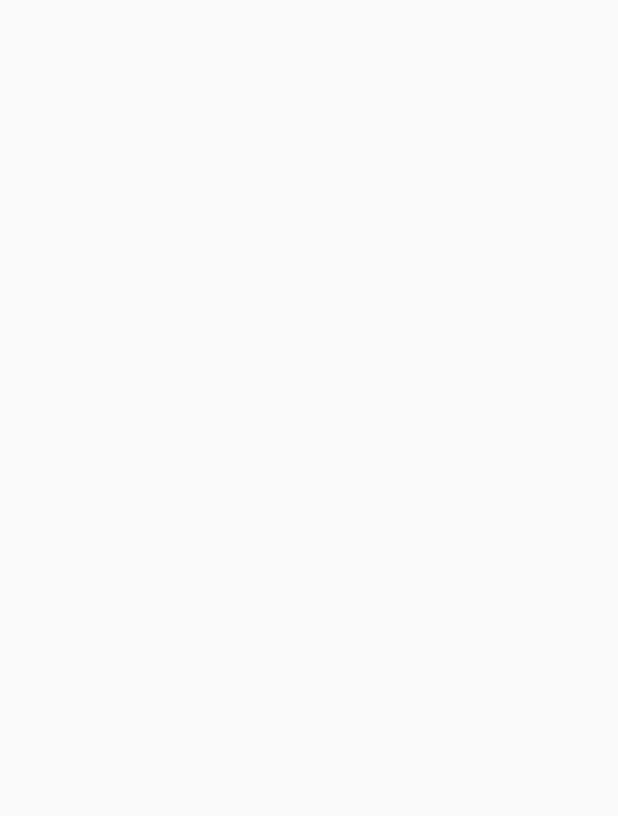
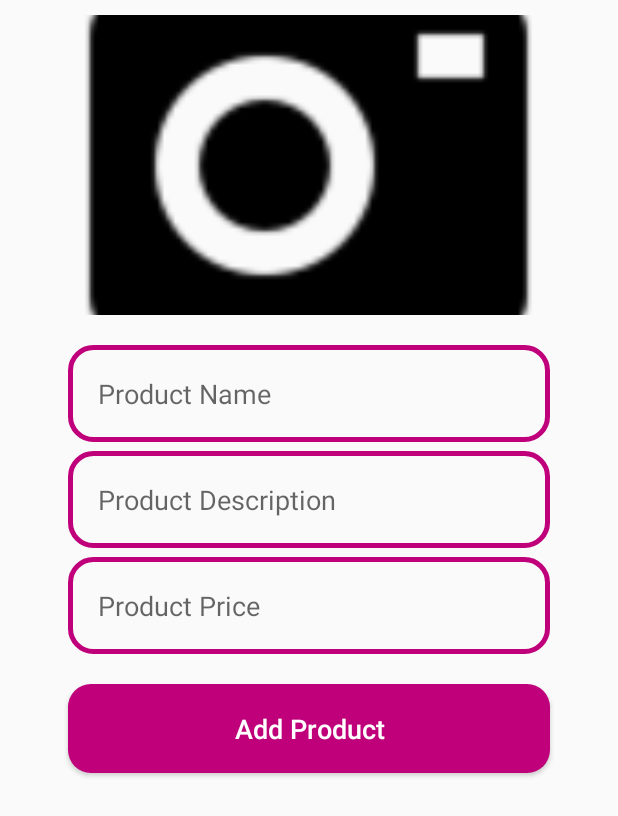
Before and after one commit to Reginald077/FLICK-PRO-APP, an Android app: the AdminAddNewProductActivity screen opened directly, with no data from a screen before it, on a phone screen of 412 x 824 dp. Before the commit the part shown is empty. Shown: the top 816 px of the screen. Run offline under Robolectric (Android 15) with nearby library versions, the phone set to English and light mode, and no system bars; 1 statement that could not run was skipped.

Commit message:
Admin Panel Created, Admin category activity

```diff
--- a/app/src/main/AndroidManifest.xml
+++ b/app/src/main/AndroidManifest.xml
@@ -13,6 +13,9 @@
         android:supportsRtl="true"
         android:theme="@style/Theme.FLICKSPROAPP"
         tools:targetApi="31">
+        <activity
+            android:name=".AdminCategoryActivity"
+            android:exported="false" />
         <activity
             android:name=".AdminAddNewProductActivity"
             android:exported="false" />
--- a/app/src/main/java/uk/tees/ac/c2360663/FLICKSPROAPP/AdminAddNewProductActivity.java
+++ b/app/src/main/java/uk/tees/ac/c2360663/FLICKSPROAPP/AdminAddNewProductActivity.java
@@ -3,10 +3,17 @@ package uk.tees.ac.c2360663.FLICKSPROAPP;
 import androidx.appcompat.app.AppCompatActivity;
 
 import android.os.Bundle;
+import android.widget.Button;
+import android.widget.EditText;
+import android.widget.ImageView;
 import android.widget.Toast;
 
 public class AdminAddNewProductActivity extends AppCompatActivity
 {
+    private String CategoryName;
+    private Button AddNewProductButton;
+    private ImageView InputProductImage;
+    private EditText InputProductName, InputProductDescription, InputProductPrice;
 
     @Override
     protected void onCreate(Bundle savedInstanceState)
@@ -15,6 +22,13 @@ public class AdminAddNewProductActivity extends AppCompatActivity
         setContentView(R.layout.activity_admin_add_new_product);
 
 
-        Toast.makeText(this, "Welcome Admin....", Toast.LENGTH_SHORT).show();
+        CategoryName = getIntent().getExtras().get("category").toString();
+
+        AddNewProductButton = (Button) findViewById(R.id.add_new_product);
+        InputProductImage = (ImageView) findViewById(R.id.select_product_image);
+        InputProductName = (EditText) findViewById(R.id.product_name);
+        InputProductDescription = (EditText) findViewById(R.id.product_description);
+        InputProductPrice = (EditText) findViewById(R.id.product_price);
+
     }
 }
--- a/app/src/main/java/uk/tees/ac/c2360663/FLICKSPROAPP/LoginActivity.java
+++ b/app/src/main/java/uk/tees/ac/c2360663/FLICKSPROAPP/LoginActivity.java
@@ -127,7 +127,7 @@ public class LoginActivity extends AppCompatActivity
                                 Toast.makeText(LoginActivity.this, "Welcome Admin, You are Logged In Successfully", Toast.LENGTH_SHORT).show();
                                 loadingBar.dismiss();
 
-                                Intent intent = new Intent(LoginActivity.this, AdminAddNewProductActivity.class);
+                                Intent intent = new Intent(LoginActivity.this, AdminCategoryActivity.class);
                                 startActivity(intent);
                             }
                             else if (parentDbName.equals("Users"))
--- a/app/src/main/res/layout/activity_admin_add_new_product.xml
+++ b/app/src/main/res/layout/activity_admin_add_new_product.xml
@@ -1,9 +1,83 @@
 <?xml version="1.0" encoding="utf-8"?>
-<androidx.constraintlayout.widget.ConstraintLayout xmlns:android="http://schemas.android.com/apk/res/android"
+<RelativeLayout xmlns:android="http://schemas.android.com/apk/res/android"
     xmlns:app="http://schemas.android.com/apk/res-auto"
     xmlns:tools="http://schemas.android.com/tools"
     android:layout_width="match_parent"
     android:layout_height="match_parent"
     tools:context=".AdminAddNewProductActivity">
 
-</androidx.constraintlayout.widget.ConstraintLayout>
+
+
+    <ImageView
+        android:id="@+id/select_product_image"
+        android:layout_width="350dp"
+        android:layout_height="200dp"
+        android:cropToPadding="false"
+        android:scaleType="centerCrop"
+        android:src="@drawable/select_product_image"
+        android:layout_centerHorizontal="true"
+        android:layout_marginTop="10dp"
+        />
+
+
+    <EditText
+        android:id="@+id/product_name"
+        android:layout_width="match_parent"
+        android:layout_height="wrap_content"
+        android:layout_below="@+id/select_product_image"
+        android:inputType="textMultiLine"
+        android:layout_marginTop="20dp"
+        android:padding="20dp"
+        android:hint="Product Name"
+        android:layout_marginLeft="45dp"
+        android:layout_marginRight="45dp"
+        android:background="@drawable/input_design"
+        />
+
+
+    <EditText
+        android:id="@+id/product_description"
+        android:layout_width="match_parent"
+        android:layout_height="wrap_content"
+        android:layout_below="@+id/product_name"
+        android:inputType="textMultiLine"
+        android:layout_marginTop="6dp"
+        android:padding="20dp"
+        android:hint="Product Description"
+        android:layout_marginLeft="45dp"
+        android:layout_marginRight="45dp"
+        android:background="@drawable/input_design"
+        />
+
+    <EditText
+        android:id="@+id/product_price"
+        android:layout_width="match_parent"
+        android:layout_height="wrap_content"
+        android:layout_below="@+id/product_description"
+        android:inputType="textMultiLine"
+        android:layout_marginTop="6dp"
+        android:padding="20dp"
+        android:hint="Product Price"
+        android:layout_marginLeft="45dp"
+        android:layout_marginRight="45dp"
+        android:background="@drawable/input_design"
+        />
+
+
+    <Button
+        android:id="@+id/add_new_product"
+        android:layout_width="match_parent"
+        android:layout_height="wrap_content"
+        android:layout_below="@id/product_price"
+        android:text="Add Product"
+        android:layout_marginLeft="45dp"
+        android:layout_marginRight="45dp"
+        android:padding="17dp"
+        android:layout_marginTop="20dp"
+        android:textSize="18sp"
+        android:textAllCaps="false"
+        android:textColor="@android:color/white"
+        android:background="@drawable/buttons"
+        />
+
+</RelativeLayout>
```
Also changed, not shown: app/src/main/java/uk/tees/ac/c2360663/FLICKSPROAPP/AdminCategoryActivity.java (added, +169 -0 lines), app/src/main/res/layout/activity_admin_category.xml (added, +153 -0 lines).
